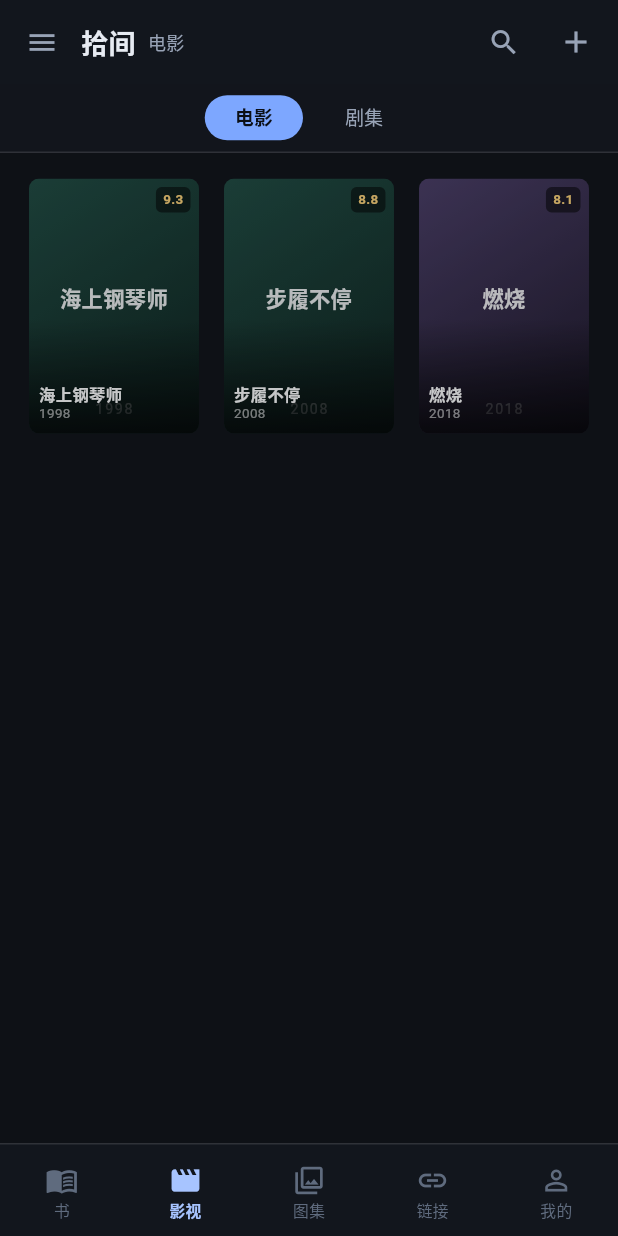
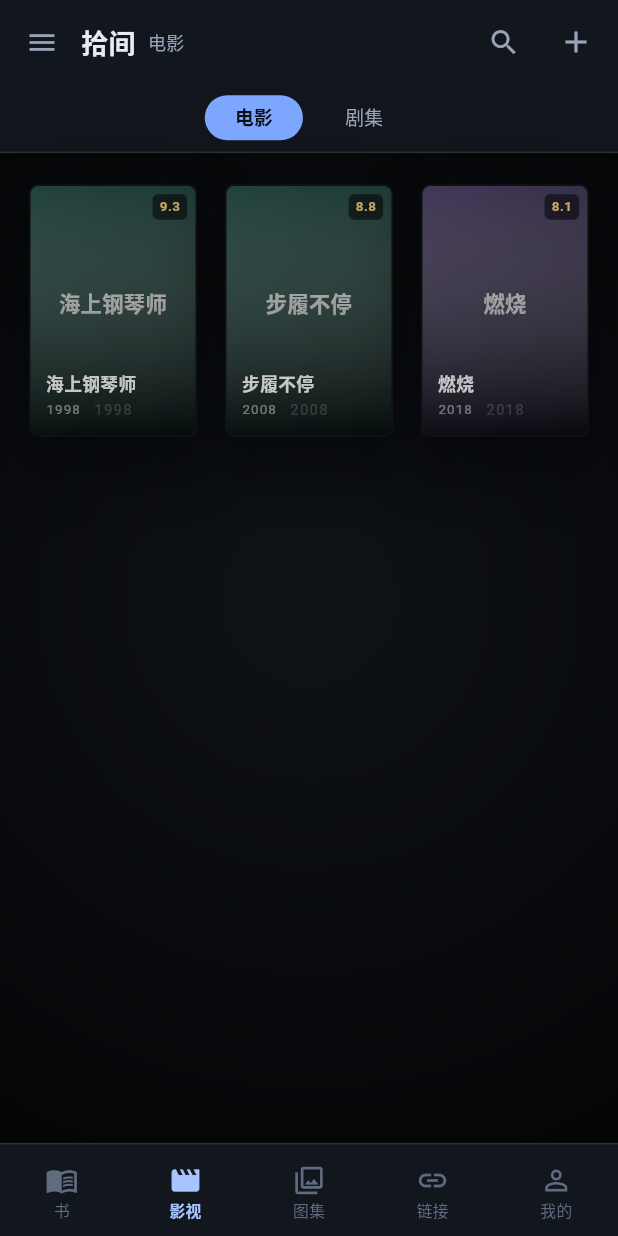
Before and after one commit to yanyuan-cn/shijian, a Flutter app: the screen it shows after launch, item 2 of the bottom bar chosen, on a phone screen of 412 x 824 dp. Run offline on Flutter 3.47's test engine with Material 3 defaults, Android fonts, the phone set to English and light mode, and no system bars; our stand-ins replace dio, file_picker, image_picker, package_info_plus, shared_preferences, sqflite and 1 more; missing offline and left inert: fast_gbk; accounts and stored records are empty.

Commit message:
v1.0.3: 更新器支持镜像线路+测速切换、优先 arm64 分包；电影墙按原版重排

```diff
--- a/lib/ui/sections/movie_page.dart
+++ b/lib/ui/sections/movie_page.dart
@@ -56,10 +56,20 @@ class _MoviePageState extends State<MoviePage>
             sub: '右上角 + 添加，或从数据源匹配',
           );
         }
-        return LayoutBuilder(builder: (context, c) {
+        return Container(
+          decoration: const BoxDecoration(
+            gradient: RadialGradient(
+              center: Alignment(0, -0.1),
+              radius: 1.0,
+              colors: [Color(0x00000000), Color(0xB8000000)],
+              stops: [0.1, 1],
+            ),
+          ),
+          child: LayoutBuilder(builder: (context, c) {
             const pad = 16.0;
-          const gap = 10.0;
-          final tileW = (c.maxWidth - pad * 2 - gap * 2) / 3;
+            const gapX = 12.0;
+            const gapY = 20.0;
+            final tileW = (c.maxWidth - pad * 2 - gapX * 2) / 3;
             final tileH = tileW * 1.5;
             final vh = c.maxHeight;
             return CustomScrollView(
@@ -67,28 +77,30 @@ class _MoviePageState extends State<MoviePage>
               physics: const BouncingScrollPhysics(),
               slivers: [
                 SliverPadding(
-                padding: const EdgeInsets.fromLTRB(pad, 12, pad, 24),
+                  padding: const EdgeInsets.fromLTRB(pad, 16, pad, 28),
                   sliver: SliverGrid(
                     gridDelegate: SliverGridDelegateWithFixedCrossAxisCount(
                       crossAxisCount: 3,
-                    mainAxisSpacing: gap,
-                    crossAxisSpacing: gap,
+                      mainAxisSpacing: gapY,
+                      crossAxisSpacing: gapX,
                       childAspectRatio: 2 / 3,
                     ),
                     delegate: SliverChildBuilderDelegate(
                       (context, i) {
                         final it = items[i];
                         final row = i ~/ 3;
-                      final centerY = 12 + row * (tileH + gap) + tileH / 2;
+                        final centerY =
+                            16 + row * (tileH + gapY) + tileH / 2;
                         return AnimatedBuilder(
                           animation: _off,
                           builder: (context, child) {
                             final vc = _off.value + vh / 2;
-                          final k =
-                              math.min((centerY - vc).abs() / (vh * 0.62), 1.0);
+                            final k = math.min(
+                                (centerY - vc).abs() / (vh * 0.62), 1.0);
                             return Opacity(
                               opacity: 1 - 0.42 * k,
-                            child: Transform.scale(scale: 1 - 0.1 * k, child: child),
+                              child: Transform.scale(
+                                  scale: 1 - 0.1 * k, child: child),
                             );
                           },
                           child: _Poster(item: it),
@@ -100,7 +112,8 @@ class _MoviePageState extends State<MoviePage>
                 ),
               ],
             );
-        });
+          }),
+        );
       },
     );
   }
@@ -115,27 +128,38 @@ class _Poster extends StatelessWidget {
     final rating = item.rating;
     return GestureDetector(
       onTap: () => showItemSheet(context, item),
+      child: Container(
+        decoration: BoxDecoration(
+          borderRadius: BorderRadius.circular(6),
+          border: Border.all(color: const Color(0x0DFFFFFF)),
+          boxShadow: const [
+            BoxShadow(
+              color: Color(0x99000000),
+              blurRadius: 40,
+              offset: Offset(0, 18),
+            ),
+          ],
+        ),
         child: ClipRRect(
-        borderRadius: BorderRadius.circular(7),
+          borderRadius: BorderRadius.circular(6),
           child: Stack(
             fit: StackFit.expand,
             children: [
               CoverArt(item: item, cacheWidth: 360),
-            // 底部压一层渐变，保证白字永远读得清
+              // 原版 .poster::after：上白下黑的薄纱，保证底部白字读得清
               const DecoratedBox(
                 decoration: BoxDecoration(
                   gradient: LinearGradient(
                     begin: Alignment.topCenter,
                     end: Alignment.bottomCenter,
-                  colors: [Colors.transparent, Color(0xCC000000)],
-                  stops: [0.55, 1],
+                    colors: [Color(0x0DFFFFFF), Color(0x99000000)],
                   ),
                 ),
               ),
               Positioned(
-              left: 7,
-              right: 7,
-              bottom: 7,
+                left: 11,
+                right: 11,
+                bottom: 11,
                 child: Column(
                   crossAxisAlignment: CrossAxisAlignment.start,
                   mainAxisSize: MainAxisSize.min,
@@ -144,16 +168,23 @@ class _Poster extends StatelessWidget {
                       item.title,
                       maxLines: 2,
                       overflow: TextOverflow.ellipsis,
-                    style: const TextStyle(
-                        fontSize: 11.5,
-                        height: 1.25,
+                      style: TextStyle(
+                        fontFamily: T.serif,
+                        fontSize: 12.5,
+                        height: 1.35,
                         fontWeight: FontWeight.w600,
-                        color: Colors.white),
+                        color: Colors.white,
                       ),
-                  if (item.year != null)
+                    ),
+                    if (item.year != null) ...[
+                      const SizedBox(height: 3),
                       Text(item.year!,
                           style: const TextStyle(
-                            fontSize: 9.5, color: Colors.white60)),
+                            fontSize: 9.5,
+                            letterSpacing: 0.76,
+                            color: Color(0x8CFFFFFF),
+                          )),
+                    ],
                   ],
                 ),
               ),
@@ -178,6 +209,7 @@ class _Poster extends StatelessWidget {
             ],
           ),
         ),
+      ),
     );
   }
 }
--- a/pubspec.yaml
+++ b/pubspec.yaml
@@ -16,7 +16,7 @@ publish_to: 'none' # Remove this line if you wish to publish to pub.dev
 # https://developer.apple.com/library/archive/documentation/General/Reference/InfoPlistKeyReference/Articles/CoreFoundationKeys.html
 # In Windows, build-name is used as the major, minor, and patch parts
 # of the product and file versions while build-number is used as the build suffix.
-version: 1.0.2+3
+version: 1.0.3+4
 
 environment:
   sdk: ^3.13.7
```
Also changed, not shown: lib/platform/updater.dart (+129 -23 lines). Lines whose indentation alone changed are shown as unchanged.
